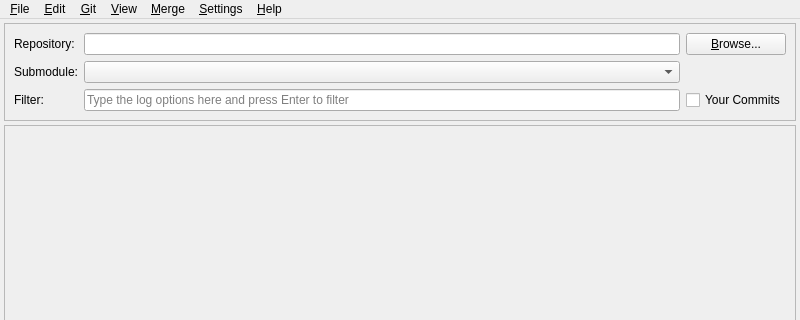
This is qgitc/mainwindow.ui in timxx/qgitc as Qt 5 draws it before an edit; both pictures show x 0 to 800 and y 0 to 320 of the 800 by 600 pixel window. The edited form follows.
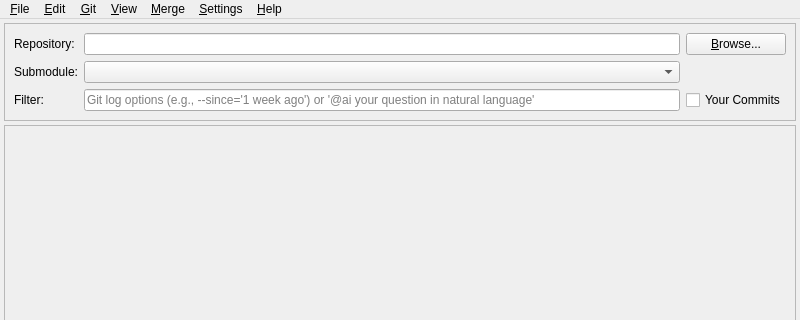
This is the edited form. Icons and pictures are not drawn. Custom widgets are drawn as their Qt base class.

Commit message:
Add AI-powered natural language filtering for git log options
- Enable '@ai' prefix in log filter field to use AI for generating git log options from natural language queries

```diff
--- a/qgitc/mainwindow.ui
+++ b/qgitc/mainwindow.ui
@@ -54,7 +54,7 @@
           <string>See the GIT-LOG options for more information.</string>
          </property>
          <property name="placeholderText">
-          <string>Type the log options here and press Enter to filter</string>
+          <string>Git log options (e.g., --since='1 week ago') or '@ai your question in natural language'</string>
          </property>
         </widget>
        </item>
```
The commit also changes 6 other files.
